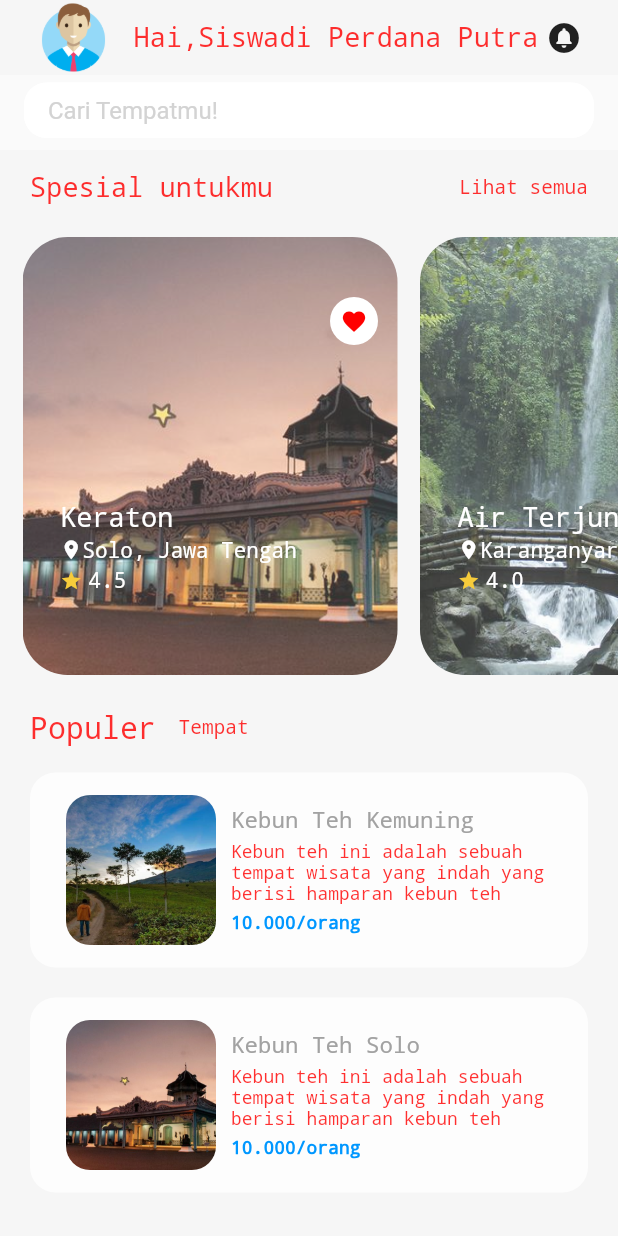
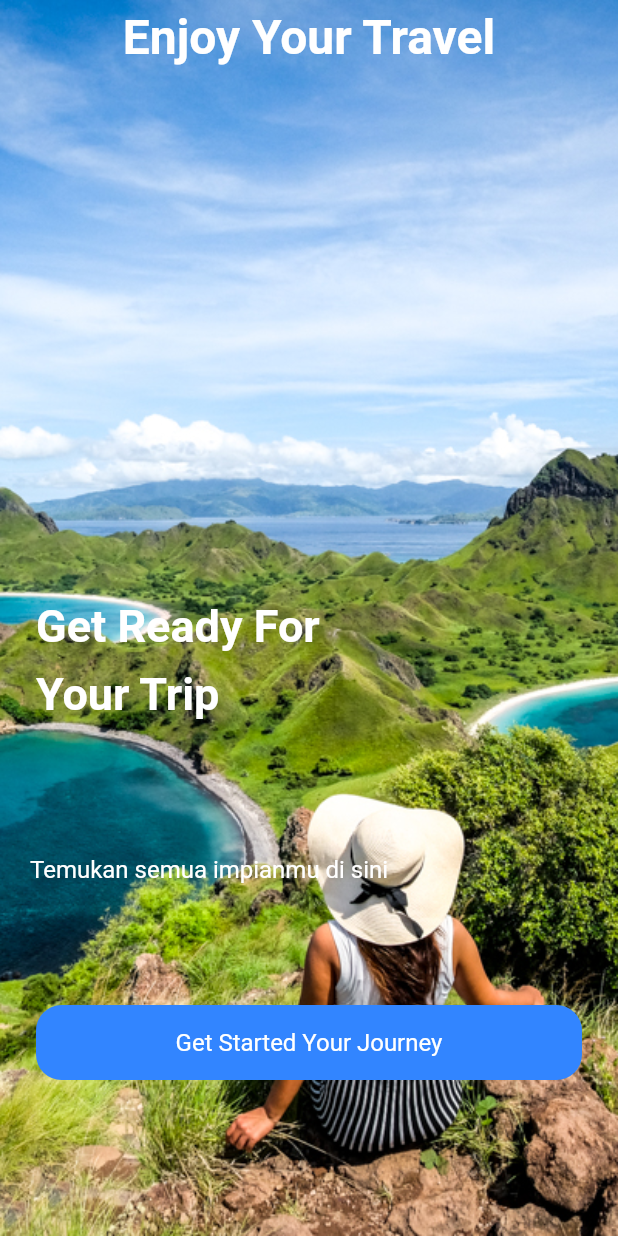
Before and after one commit to Siswadi24/travel_app_ui, a Flutter app: the screen it shows after launch, on a phone screen of 412 x 824 dp. Run offline on Flutter 3.47's test engine with Material 2 defaults, Android fonts, the phone set to English and light mode, and no system bars.

Commit message:
Second commit bagian Welcome Page

```diff
--- a/lib/main.dart
+++ b/lib/main.dart
@@ -1,5 +1,6 @@
 import 'package:flutter/material.dart';
 import 'package:travel_app/ui/homepage.dart';
+import 'package:travel_app/ui/welcome_page.dart';
 
 void main() {
   runApp(const MyApp());
@@ -25,6 +26,7 @@ class MyApp extends StatelessWidget {
         // is not restarted.
         primarySwatch: Colors.blue,
       ),
-        home: const HomePage());
+      home: const WelcomePage(),
+    );
   }
 }
--- /dev/null
+++ b/lib/ui/welcome_page.dart
@@ -0,0 +1,139 @@
+import 'package:flutter/material.dart';
+
+class WelcomePage extends StatelessWidget {
+  const WelcomePage({super.key});
+
+  @override
+  Widget build(BuildContext context) {
+    return Scaffold(
+      body: Stack(
+        children: [
+          ClipRRect(
+            borderRadius: BorderRadius.zero,
+            child: Image.asset(
+              'assets/images/welcome_page_bg.jpg',
+              width: double.infinity,
+              height: 1000,
+              fit: BoxFit.cover,
+            ),
+          ),
+          ListView(
+            reverse: false,
+            physics: AlwaysScrollableScrollPhysics(),
+            children: [
+              SizedBox(
+                width: double.maxFinite,
+                height: 50,
+                child: Row(
+                  mainAxisAlignment: MainAxisAlignment.center,
+                  children: [
+                    Text(
+                      'Enjoy Your Travel',
+                      style: TextStyle(
+                        fontWeight: FontWeight.w700,
+                        fontSize: 32,
+                        decoration: TextDecoration.none,
+                        color: Colors.white,
+                      ),
+                    ),
+                  ],
+                ),
+              ),
+              SizedBox(
+                width: double.maxFinite,
+                height: 350,
+              ),
+              SizedBox(
+                width: double.maxFinite,
+                height: 170,
+                child: Padding(
+                  padding: const EdgeInsets.only(
+                    left: 24,
+                  ),
+                  child: Column(
+                    crossAxisAlignment: CrossAxisAlignment.start,
+                    children: [
+                      Text(
+                        'Get Ready For',
+                        style: TextStyle(
+                          fontWeight: FontWeight.w600,
+                          fontSize: 30,
+                          color: Colors.white,
+                          decoration: TextDecoration.none,
+                        ),
+                      ),
+                      SizedBox(
+                        height: 10,
+                      ),
+                      Text(
+                        'Your Trip',
+                        style: TextStyle(
+                          fontWeight: FontWeight.w600,
+                          fontSize: 30,
+                          color: Colors.white,
+                          decoration: TextDecoration.none,
+                        ),
+                      ),
+                    ],
+                  ),
+                ),
+              ),
+              SizedBox(
+                width: double.maxFinite,
+                height: 100,
+                child: Padding(
+                  padding: const EdgeInsets.only(
+                    left: 20,
+                  ),
+                  child: Text(
+                    'Temukan semua impianmu di sini',
+                    style: TextStyle(
+                      fontWeight: FontWeight.w400,
+                      fontSize: 16,
+                      color: Colors.white,
+                      decoration: TextDecoration.none,
+                    ),
+                  ),
+                ),
+              ),
+              SizedBox(
+                width: double.maxFinite,
+                height: 50,
+                child: Padding(
+                  padding: const EdgeInsets.only(
+                    left: 24,
+                    right: 24,
+                  ),
+                  child: GestureDetector(
+                    onTap: () {},
+                    child: Container(
+                      width: double.maxFinite,
+                      height: 50,
+                      decoration: BoxDecoration(
+                        color: Color(0xFF3285ff).withOpacity(1),
+                        borderRadius: BorderRadius.all(
+                          Radius.circular(17),
+                        ),
+                      ),
+                      child: Center(
+                        child: Text(
+                          'Get Started Your Journey',
+                          style: TextStyle(
+                            fontWeight: FontWeight.w400,
+                            fontSize: 16,
+                            decoration: TextDecoration.none,
+                            color: Color(0xFFffffff).withOpacity(1),
+                          ),
+                        ),
+                      ),
+                    ),
+                  ),
+                ),
+              ),
+            ],
+          ),
+        ],
+      ),
+    );
+  }
+}
--- a/pubspec.yaml
+++ b/pubspec.yaml
@@ -66,6 +66,7 @@ flutter:
     - assets/images/Air_Terjun_Jumog.jpg
     - assets/images/kebun_teh_kemuning.jpg
     - assets/images/mongkrang.jpg
+    - assets/images/welcome_page_bg.jpg
     - assets/images/
 
   # An image asset can refer to one or more resolution-specific "variants", see
```
Also changed, not shown: assets/images/welcome_page_bg.jpg (added). Lines whose indentation alone changed are shown as unchanged.
